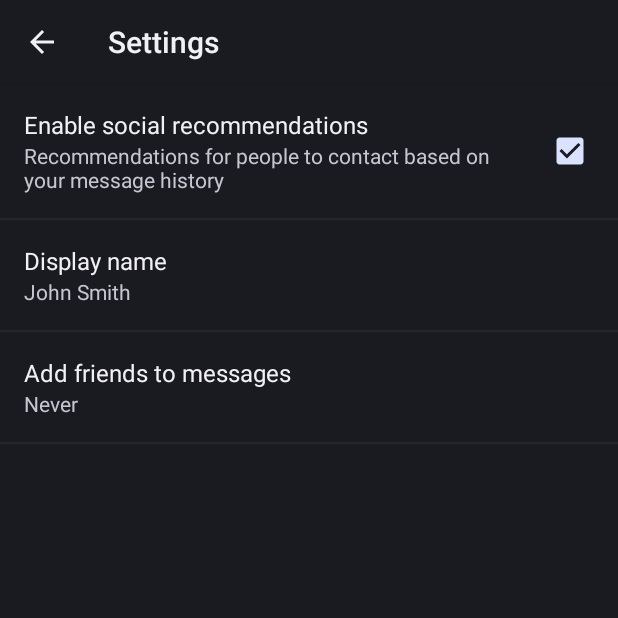
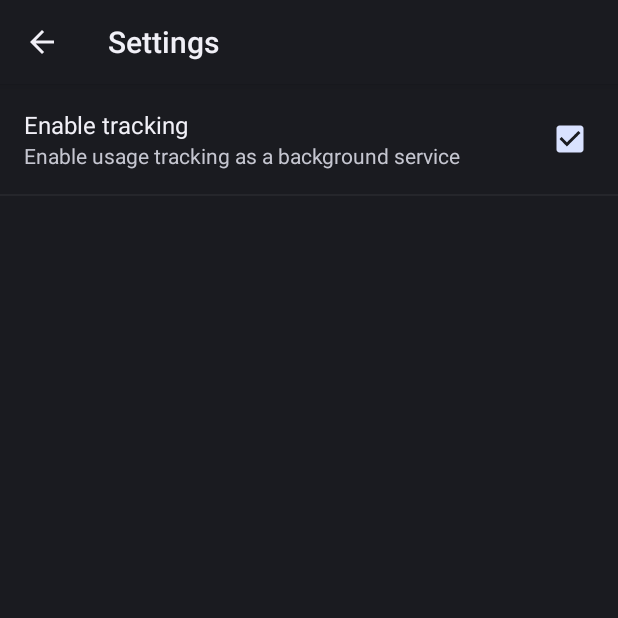
Before and after one commit to cameronlai/Phonehaviour, an Android app: the SettingsActivity screen opened directly, with no data from a screen before it, on a phone screen of 412 x 824 dp, the top half of it. Run offline under Robolectric (Android 15) with nearby library versions, the phone set to English and light mode, and no system bars.

Commit message:
Change setting to one only - enable tracking or not

```diff
--- a/app/src/main/java/com/cameronlai/phonehaviour/SettingsActivity.java
+++ b/app/src/main/java/com/cameronlai/phonehaviour/SettingsActivity.java
@@ -243,8 +243,6 @@ public class SettingsActivity extends PreferenceActivity {
             // to their values. When their values change, their summaries are
             // updated to reflect the new value, per the Android Design
             // guidelines.
-            bindPreferenceSummaryToValue(findPreference("example_text"));
-            bindPreferenceSummaryToValue(findPreference("example_list"));
         }
     }
 
--- a/app/src/main/res/values/strings_activity_settings.xml
+++ b/app/src/main/res/values/strings_activity_settings.xml
@@ -6,25 +6,10 @@
     <!-- Example General settings -->
     <string name="pref_header_general">General</string>
 
-    <string name="pref_title_social_recommendations">Enable social recommendations</string>
-    <string name="pref_description_social_recommendations">Recommendations for people to contact
-        based on your message history
+    <string name="pref_title_tracking_enabled">Enable tracking</string>
+    <string name="pref_description_tracking_enabled">
+        Enable usage tracking as a background service
     </string>
-
-    <string name="pref_title_display_name">Display name</string>
-    <string name="pref_default_display_name">John Smith</string>
-
-    <string name="pref_title_add_friends_to_messages">Add friends to messages</string>
-    <string-array name="pref_example_list_titles">
-        <item>Always</item>
-        <item>When possible</item>
-        <item>Never</item>
-    </string-array>
-    <string-array name="pref_example_list_values">
-        <item>1</item>
-        <item>0</item>
-        <item>-1</item>
-    </string-array>
 
     <!-- Example settings for Data & Sync -->
     <string name="pref_header_data_sync">Data &amp; sync</string>
--- a/app/src/main/res/xml/pref_general.xml
+++ b/app/src/main/res/xml/pref_general.xml
@@ -3,32 +3,8 @@
 
     <CheckBoxPreference
         android:key="example_checkbox"
-        android:title="@string/pref_title_social_recommendations"
-        android:summary="@string/pref_description_social_recommendations"
+        android:title="@string/pref_title_tracking_enabled"
+        android:summary="@string/pref_description_tracking_enabled"
         android:defaultValue="true" />
 
-    <!-- NOTE: EditTextPreference accepts EditText attributes. -->
-    <!-- NOTE: EditTextPreference's summary should be set to its value by the activity code. -->
-    <EditTextPreference
-        android:key="example_text"
-        android:title="@string/pref_title_display_name"
-        android:defaultValue="@string/pref_default_display_name"
-        android:selectAllOnFocus="true"
-        android:inputType="textCapWords"
-        android:capitalize="words"
-        android:singleLine="true"
-        android:maxLines="1" />
-
-    <!-- NOTE: Hide buttons to simplify the UI. Users can touch outside the dialog to
-         dismiss it. -->
-    <!-- NOTE: ListPreference's summary should be set to its value by the activity code. -->
-    <ListPreference
-        android:key="example_list"
-        android:title="@string/pref_title_add_friends_to_messages"
-        android:defaultValue="-1"
-        android:entries="@array/pref_example_list_titles"
-        android:entryValues="@array/pref_example_list_values"
-        android:negativeButtonText="@null"
-        android:positiveButtonText="@null" />
-
 </PreferenceScreen>
```
